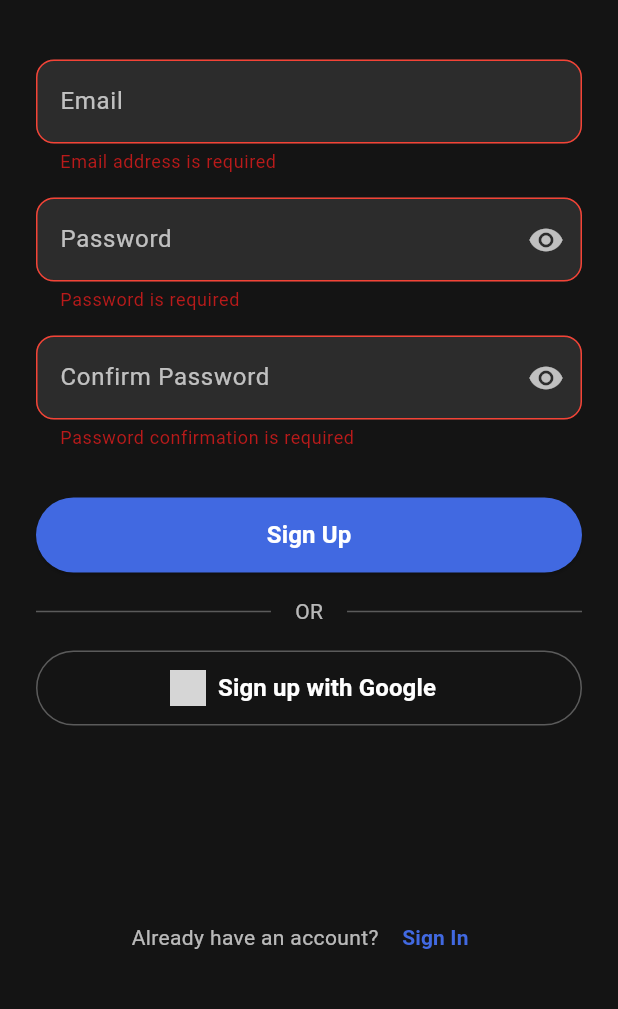
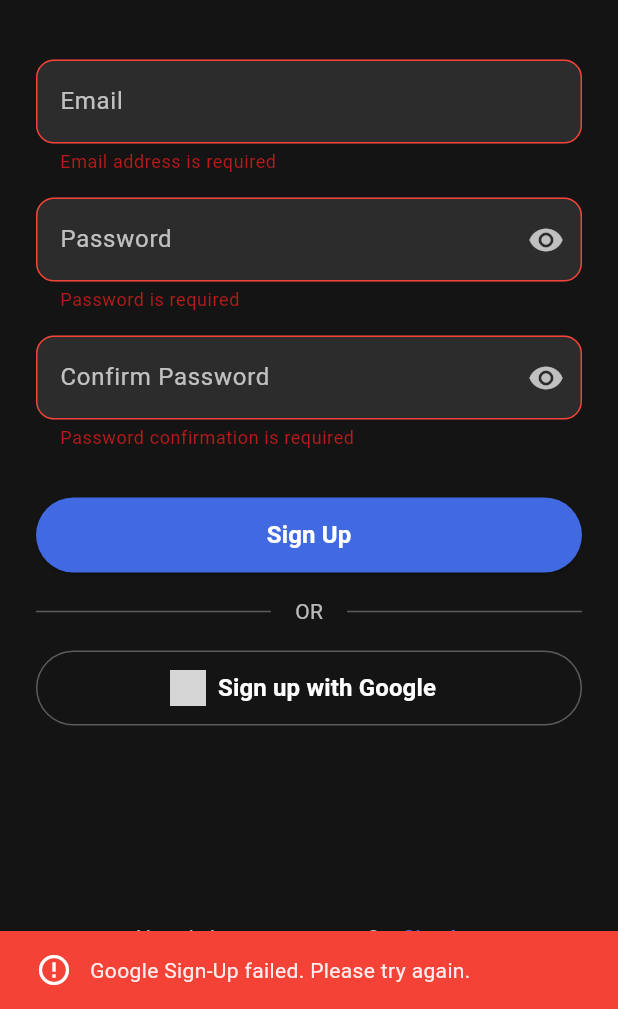
Before and after one commit to FelyksCode/Creditech-Capstone-Flutter-Project, a Flutter app: the RegisterPage screen opened directly, after a tap on "Sign Up", after a tap on "Sign up with Google", on a phone screen of 412 x 824 dp, the part 227-1236 px from its top. Run offline on Flutter 3.47's test engine with Material 3 defaults, Android fonts, the phone set to English and light mode, and no system bars; our stand-ins replace cloud_firestore, firebase_auth, firebase_core, flutter_dotenv, google_sign_in; accounts and stored records are empty; grey boxes are pictures that could not be loaded.

Commit message:
Fixes for logout and login with a different account

```diff
--- a/lib/controller/auth_controller.dart
+++ b/lib/controller/auth_controller.dart
@@ -84,8 +84,10 @@ class AuthController extends ChangeNotifier {
       );
 
       if (credential != null && credential.user != null) {
-        // For login, we don't need to save/overwrite profile data
-        // The profile data should already exist from registration
+        // For login, refresh profile data for the current user
+        if (_profileProvider != null) {
+          await _profileProvider!.refreshUserData();
+        }
         return true;
       }
 
@@ -141,6 +143,8 @@ class AuthController extends ChangeNotifier {
         // For Google sign-in, only save profile data if it's a new user
         if (_profileProvider != null) {
           await _profileProvider!.saveGoogleAccountDataIfNew(credential.user!);
+          // Refresh profile data to ensure latest data is loaded
+          await _profileProvider!.refreshUserData();
         }
         return true;
       }
@@ -159,6 +163,16 @@ class AuthController extends ChangeNotifier {
     try {
       _setLoading(true);
       await _authService.signOut();
+
+      // Clear any stored profile data
+      if (_profileProvider != null) {
+        _profileProvider!.resetProfile();
+      }
+
+      // Clear auth controller state
+      _user = null;
+      _errorMessage = null;
+
     } catch (e) {
       _setError(e.toString());
     } finally {
--- a/lib/controller/profile_provider.dart
+++ b/lib/controller/profile_provider.dart
@@ -52,6 +52,20 @@ class ProfileProvider extends ChangeNotifier {
   ProfileProvider() {
     // Initialize with Firebase user data if available
     _initializeUserData();
+
+    // Listen to auth state changes to reset profile data when user logs out
+    FirebaseAuth.instance.authStateChanges().listen((User? user) {
+      if (user == null) {
+        // User logged out, reset to default values
+        _resetToDefaults();
+      } else {
+        // User logged in or changed, reinitialize user data
+        // Add a small delay to ensure FirestoreService is ready
+        Future.delayed(const Duration(milliseconds: 100), () {
+          _initializeUserData();
+        });
+      }
+    });
   }
 
   // Set the FirestoreService instance from Provider
@@ -59,6 +73,17 @@ class ProfileProvider extends ChangeNotifier {
     _firestoreService = firestoreService;
     // Re-initialize user data when FirestoreService is set
     _initializeUserData();
+  }
+
+  // Public method to refresh user data (useful after login with different account)
+  Future<void> refreshUserData() async {
+    await _initializeUserData();
+  }
+
+  // Force clear all data and reload for current user
+  Future<void> forceReloadUserData() async {
+    _resetToDefaults();
+    await _initializeUserData();
   }
 
   Future<void> _initializeUserData() async {
@@ -83,6 +108,32 @@ class ProfileProvider extends ChangeNotifier {
       _loadProfileFromFirebaseAuth(user);
       notifyListeners();
     }
+  }
+
+  // Private method to reset to defaults when user logs out
+  void _resetToDefaults() {
+    _fullName = '';
+    _nickName = '';
+    _email = '';
+    _phone = '';
+    _country = null;
+    _photoURL = null;
+
+    // Reset settings to defaults
+    _generalNotificationOn = true;
+    _language = 'English';
+    _themeLabel = 'Light mode';
+    _soundOn = false;
+    _vibrateOn = true;
+    _appUpdates = false;
+    _billReminder = true;
+    _promotion = true;
+    _discountAvailable = false;
+    _paymentRequest = false;
+    _newService = false;
+    _newTips = true;
+
+    notifyListeners();
   }
 
   void _loadProfileFromFirestore(Map<String, dynamic> data) {
--- a/lib/services/auth_service.dart
+++ b/lib/services/auth_service.dart
@@ -3,7 +3,13 @@ import 'package:google_sign_in/google_sign_in.dart';
 
 class AuthService {
   final FirebaseAuth _auth = FirebaseAuth.instance;
-  final GoogleSignIn _googleSignIn = GoogleSignIn();
+  final GoogleSignIn _googleSignIn = GoogleSignIn(
+    // Specify scopes if needed
+    scopes: [
+      'email',
+      'profile',
+    ],
+  );
 
   // Get current user
   User? get currentUser => _auth.currentUser;
@@ -46,6 +52,9 @@ class AuthService {
   // Sign in with Google
   Future<UserCredential?> signInWithGoogle() async {
     try {
+      // First, sign out from any existing Google sessions
+      await _googleSignIn.signOut();
+
       // Trigger the authentication flow
       final GoogleSignInAccount? googleUser = await _googleSignIn.signIn();
 
@@ -57,6 +66,11 @@ class AuthService {
       final GoogleSignInAuthentication googleAuth =
           await googleUser.authentication;
 
+      // Check if we have valid tokens
+      if (googleAuth.accessToken == null || googleAuth.idToken == null) {
+        throw Exception('Failed to obtain Google authentication tokens');
+      }
+
       // Create a new credential
       final credential = GoogleAuthProvider.credential(
         accessToken: googleAuth.accessToken,
@@ -65,8 +79,68 @@ class AuthService {
 
       // Sign in to Firebase with the Google credential
       return await _auth.signInWithCredential(credential);
+    } on FirebaseAuthException catch (e) {
+      // More detailed Firebase Auth error handling
+      String firebaseError = 'Firebase authentication failed';
+      switch (e.code) {
+        case 'account-exists-with-different-credential':
+          firebaseError = 'An account already exists with the same email but different sign-in credentials.';
+          break;
+        case 'invalid-credential':
+          firebaseError = 'The credential received is malformed or has expired.';
+          break;
+        case 'operation-not-allowed':
+          firebaseError = 'Google sign-in is not enabled for this project.';
+          break;
+        case 'user-disabled':
+          firebaseError = 'The user account has been disabled.';
+          break;
+        case 'user-not-found':
+          firebaseError = 'No user record found.';
+          break;
+        case 'wrong-password':
+          firebaseError = 'Wrong password provided.';
+          break;
+        case 'invalid-verification-code':
+          firebaseError = 'Invalid verification code.';
+          break;
+        case 'invalid-verification-id':
+          firebaseError = 'Invalid verification ID.';
+          break;
+        default:
+          firebaseError = 'Firebase authentication failed: ${e.code} - ${e.message}';
+      }
+      throw Exception(firebaseError);
     } catch (e) {
-      throw Exception('Google sign-in failed: $e');
+      // Handle specific Google Sign-In errors with more details
+      String errorMessage = 'Google sign-in failed';
+      String errorDetails = e.toString();
+
+      if (errorDetails.contains('PlatformException')) {
+        if (errorDetails.contains('sign_in_failed')) {
+          if (errorDetails.contains('ApiException: 10')) {
+            errorMessage = 'Google Sign-In configuration error (Code 10). The SHA-1 fingerprint may not be properly configured in Firebase Console.';
+          } else if (errorDetails.contains('ApiException: 7')) {
+            errorMessage = 'Network error. Please check your internet connection.';
+          } else if (errorDetails.contains('ApiException: 12501')) {
+            errorMessage = 'Google Sign-In was canceled by user.';
+          } else if (errorDetails.contains('ApiException: 16')) {
+            errorMessage = 'Google Sign-In internal error. Please try again.';
+          } else {
+            errorMessage = 'Google Sign-In failed with error: $errorDetails';
+          }
+        } else if (errorDetails.contains('sign_in_canceled')) {
+          errorMessage = 'Google Sign-In was canceled.';
+        } else {
+          errorMessage = 'Google Sign-In platform error: $errorDetails';
+        }
+      } else if (errorDetails.contains('network_error')) {
+        errorMessage = 'Network error. Please check your internet connection and try again.';
+      } else {
+        errorMessage = 'Google sign-in failed: $errorDetails';
+      }
+
+      throw Exception(errorMessage);
     }
   }
 
--- a/lib/services/firestore_service.dart
+++ b/lib/services/firestore_service.dart
@@ -74,7 +74,7 @@ class FirestoreService {
         'fullName': user.displayName ?? '',
         'nickName': firstName,
         'email': user.email ?? '',
-        'phone': user.phoneNumber ?? '',
+        'phone': user.phoneNumber ?? '+62',
         'photoURL': user.photoURL,
         'provider': 'google',
         'updatedAt': FieldValue.serverTimestamp(),
--- a/lib/ui/pages/auth/register_page.dart
+++ b/lib/ui/pages/auth/register_page.dart
@@ -419,6 +419,7 @@ class _RegisterPageState extends State<RegisterPage> {
     final authController = context.read<AuthController>();
     authController.clearError();
 
+    try {
       // Initialize dependencies before Google sign-in
       authController.initializeDependencies(context);
 
@@ -447,20 +448,44 @@ class _RegisterPageState extends State<RegisterPage> {
         if (mounted && authController.errorMessage != null) {
           ScaffoldMessenger.of(context).showSnackBar(
             SnackBar(
-            content: Row(
+              content: Column(
+                mainAxisSize: MainAxisSize.min,
+                crossAxisAlignment: CrossAxisAlignment.start,
+                children: [
+                  Row(
                     children: [
                       const Icon(Icons.error_outline, color: Colors.white),
                       const SizedBox(width: 12),
-                Expanded(
-                  child: Text(
+                      const Text(
+                        'Google Sign-Up Failed',
+                        style: TextStyle(
+                          color: Colors.white,
+                          fontWeight: FontWeight.bold,
+                        ),
+                      ),
+                    ],
+                  ),
+                  const SizedBox(height: 8),
+                  Text(
                     authController.errorMessage!,
                     style: const TextStyle(color: Colors.white),
+                  ),
+                  if (authController.errorMessage!.contains('configuration error') ||
+                      authController.errorMessage!.contains('Code 10'))
+                    const Padding(
+                      padding: EdgeInsets.only(top: 8.0),
+                      child: Text(
+                        'Please ensure SHA-1 fingerprint is added to Firebase Console.',
+                        style: TextStyle(
+                          color: Colors.white70,
+                          fontSize: 12,
+                        ),
                       ),
                     ),
                 ],
               ),
               backgroundColor: Colors.red,
-            duration: const Duration(seconds: 4),
+              duration: const Duration(seconds: 6),
               action: SnackBarAction(
                 label: 'DISMISS',
                 textColor: Colors.white,
@@ -470,6 +495,49 @@ class _RegisterPageState extends State<RegisterPage> {
               ),
             ),
           );
+        } else {
+          // Show generic error if no specific error message
+          ScaffoldMessenger.of(context).showSnackBar(
+            const SnackBar(
+              content: Row(
+                children: [
+                  Icon(Icons.error_outline, color: Colors.white),
+                  SizedBox(width: 12),
+                  Text('Google Sign-Up failed. Please try again.'),
+                ],
+              ),
+              backgroundColor: Colors.red,
+              duration: Duration(seconds: 3),
+            ),
+          );
+        }
+      }
+    } catch (e) {
+      // Catch any unexpected errors
+      if (mounted) {
+        ScaffoldMessenger.of(context).showSnackBar(
+          SnackBar(
+            content: Column(
+              mainAxisSize: MainAxisSize.min,
+              children: [
+                const Row(
+                  children: [
+                    Icon(Icons.bug_report, color: Colors.white),
+                    SizedBox(width: 12),
+                    Text('Unexpected Error', style: TextStyle(color: Colors.white, fontWeight: FontWeight.bold)),
+                  ],
+                ),
+                const SizedBox(height: 8),
+                Text(
+                  'Error: ${e.toString()}',
+                  style: const TextStyle(color: Colors.white, fontSize: 12),
+                ),
+              ],
+            ),
+            backgroundColor: Colors.red.shade800,
+            duration: const Duration(seconds: 5),
+          ),
+        );
       }
     }
   }
```
Lines whose indentation alone changed are shown as unchanged.
